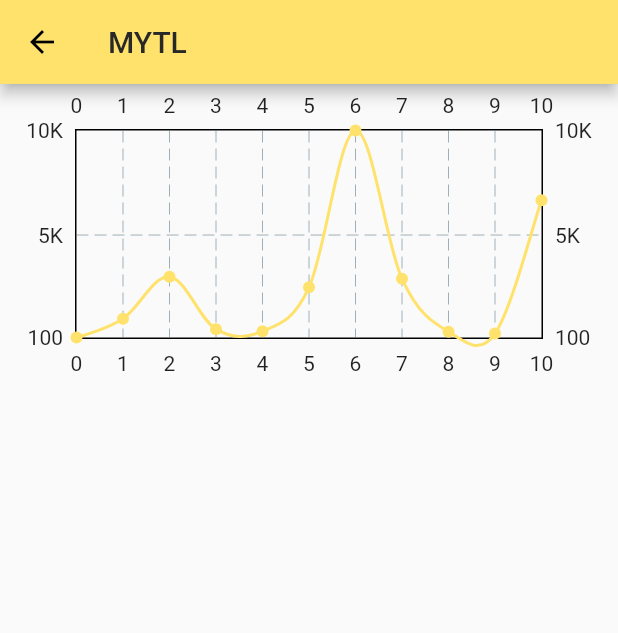
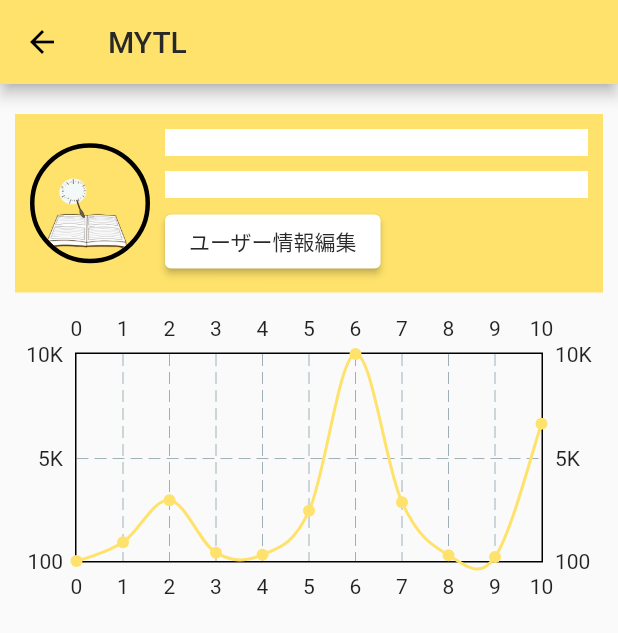
Before and after one commit to tomoki-miso/onedaydiary, a Flutter app: the ProfilePage screen opened directly, on a phone screen of 412 x 824 dp. Shown: the top 633 px of the screen. Run offline on Flutter 3.47's test engine with Material 2 defaults, Android fonts, the light colour scheme and no system bars; drawn by our look-alikes of fl_chart; our stand-ins replace cloud_firestore, firebase_auth, firebase_core, flutter_native_splash, google_sign_in, shared_preferences; missing offline and left inert: flutter_overboard; accounts and stored records are empty.

Commit message:
14th　commit

```diff
--- a/lib/profile.dart
+++ b/lib/profile.dart
@@ -27,6 +27,101 @@ class ProfilePage extends StatelessWidget {
       ),
       body: Column(
         children: [
+           Container(
+              child: StreamBuilder<DocumentSnapshot>(
+                // ここではDocumentSnapshotを使用して単一のドキュメントを取得する
+                // QuerySnapshotを使用する必要はありません
+                stream: FirebaseFirestore.instance
+                    .collection("userInformation")
+                    .doc(currentUser.uid)
+                    .snapshots(),
+                builder: (BuildContext context,
+                    AsyncSnapshot<DocumentSnapshot> snapshot) {
+                  // ドキュメントのデータをMap<String, dynamic>に変換
+                  Map<String, dynamic>? data =
+                      snapshot.data?.data() as Map<String, dynamic>?;
+                  if (snapshot.connectionState == ConnectionState.waiting ||
+                      data == null) {
+                    return Center(child: CircularProgressIndicator());
+                  }
+                  return Container(
+                    alignment: Alignment.center,
+                    margin: EdgeInsets.only(
+                        top: 20, left: 10, right: 10, bottom: 0),
+                    padding: EdgeInsets.all(10),
+                    width: double.infinity,
+                    color: Color.fromARGB(255, 255, 226, 107),
+                    child: Row(
+                      children: [
+                        Container(
+                          margin: EdgeInsets.only(right: 10),
+                          width: 80,
+                          decoration: BoxDecoration(
+                            border: Border.all(color: Colors.black, width: 3),
+                            borderRadius: BorderRadius.circular(100),
+                          ),
+                          child: ClipRRect(
+                              borderRadius: BorderRadius.circular(100),
+                              clipBehavior: Clip.hardEdge,
+                              child: Image.asset('assets/icon.png')),
+                        ),
+                        Flexible(
+                          child: Column(
+                            crossAxisAlignment: CrossAxisAlignment.start,
+                            children: [
+                              Container(
+                                color: Colors.white,
+                                child: Column(
+                                  crossAxisAlignment: CrossAxisAlignment.start,
+                                  children: [
+                                    Text(data['name'],
+                                        textAlign: TextAlign.left,
+                                        style: TextStyle(
+                                          fontSize: 15,
+                                          fontWeight: FontWeight.bold,
+                                        )),
+                                    Container(
+                                      height: 10,
+                                      color: Color.fromARGB(255, 255, 226, 107),
+                                    ),
+                                    Text(data['note'],
+                                        textAlign: TextAlign.left,
+                                        style: TextStyle(
+                                          fontSize: 15,
+                                        )),
+                                  ],
+                                ),
+                              ),
+                              SizedBox(
+                                height: 5,
+                              ),
+                              ElevatedButton(
+                                style: ButtonStyle(
+                                  backgroundColor:
+                                      MaterialStateProperty.all(Colors.white),
+                                ),
+                                onPressed: () {
+                                  Navigator.pushNamed(
+                                      context, '/userInformation');
+                                },
+                                child: Text(
+                                  "ユーザー情報編集",
+                                  style: TextStyle(
+                                      color: Color.fromARGB(255, 40, 40, 40)),
+                                ),
+                              ),
+                            ],
+                          ),
+                        ),
+                      ],
+                    ),
+                  );
+                },
+              ),
+            ),
+            SizedBox(
+              height: 10,
+            ),
           Container(
             height: 200,
             width: 400,
```
Also changed, not shown: 1 other file.
